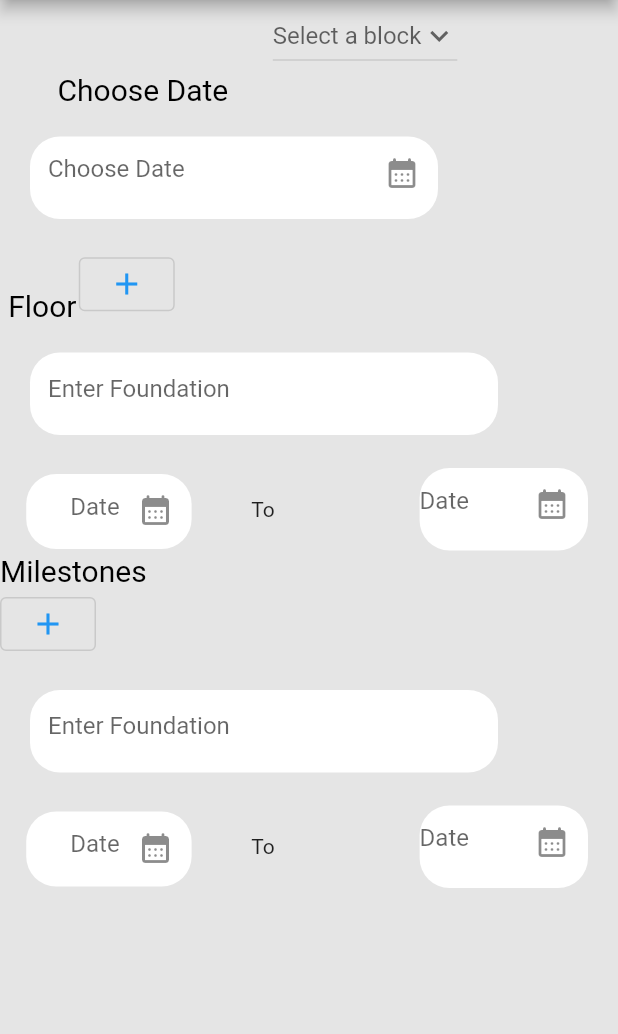
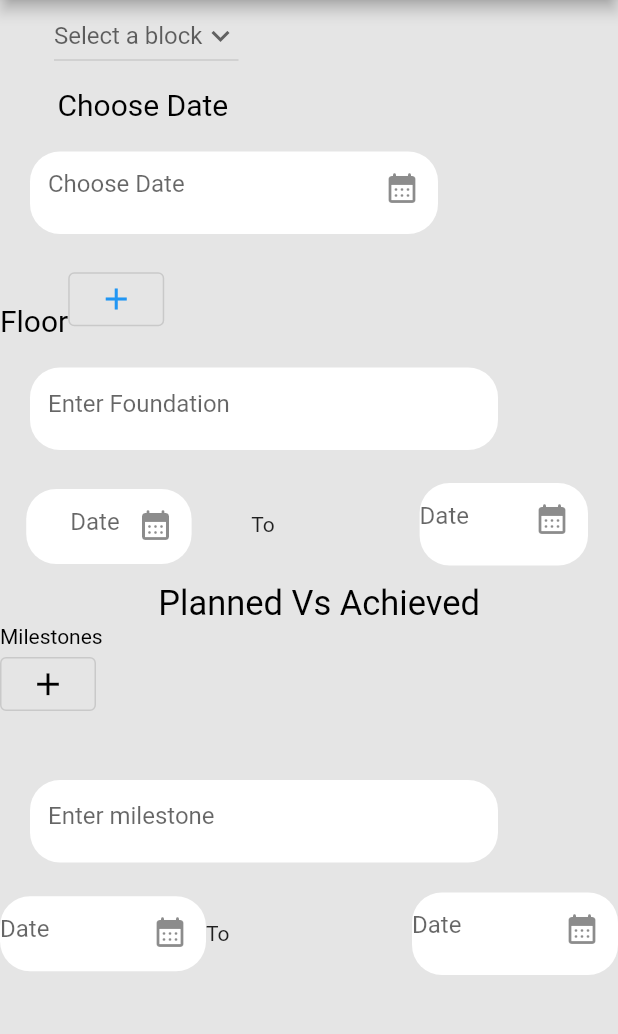
Before and after one commit to priyansh1211/4NerdyGuys, a Flutter app: the ProjectProgress screen opened directly, on a phone screen of 412 x 824 dp, the part 84-1118 px from its top. Run offline on Flutter 3.47's test engine with Material 2 defaults, Android fonts, the phone set to English and light mode, and no system bars; our stand-ins replace charts_flutter, dropdown_button2, flutter_otp_text_field, get, image_picker, logger and 5 more; missing offline and left inert: otp_timer_button; accounts and stored records are empty.

Commit message:
Project progress page done

```diff
--- a/lib/pages/ProjectProgress.dart
+++ b/lib/pages/ProjectProgress.dart
@@ -1,9 +1,5 @@
 import 'package:flutter/material.dart';
-import 'package:flutter_app/pages/Project.dart';
 import 'package:flutter_app/pages/drawerpage.dart';
-import 'package:get/get.dart';
-
-//import 'package:intl/intl.dart';
 class ProjectProgress extends StatefulWidget {
   const ProjectProgress({Key? key}) : super(key: key);
 
@@ -17,8 +13,8 @@ class _ProjectProgressState extends State<ProjectProgress> {
   String selectedValue="Select a block";
 
 
-  final List<TextEditingController> _controllers = [];
-  final List<TextField> _fields = [];
+  // final List<TextEditingController> _controllers = [];
+  // final List<TextField> _fields = [];
   final _dateChoose = TextEditingController();
   final _dateFloor = TextEditingController();
   final _dateMilestone = TextEditingController();
@@ -141,9 +137,9 @@ class _ProjectProgressState extends State<ProjectProgress> {
     // }
   }
 
-  final _formKey = GlobalKey<FormState>();
+  //final _formKey = GlobalKey<FormState>();
   late TextEditingController _nameController;
-  static List<String> friendsList = [];
+  //static List<String> friendsList = [];
 
   int number_foundation = 1;
   int number_milestone = 1;
@@ -220,8 +216,6 @@ class _ProjectProgressState extends State<ProjectProgress> {
                  //crossAxisAlignment: CrossAxisAlignment.center,
                  mainAxisAlignment: MainAxisAlignment.spaceAround,
                  children: [
-                   const SizedBox(width: 10,),
-                   const SizedBox(width: 10,),
                    DropdownButton(
                      hint:Text(selectedValue),
                      // value: selectedValue,
@@ -239,9 +233,10 @@ class _ProjectProgressState extends State<ProjectProgress> {
                        });
                      },
                    ),
-                   const SizedBox(width: 10,),
+                   const SizedBox(width: 145),
                  ],
                ),
+               SizedBox(height: 10,),
                Padding(
                  padding: const EdgeInsets.only(right: 220),
                  child: Text.rich(
@@ -287,13 +282,25 @@ class _ProjectProgressState extends State<ProjectProgress> {
                    ),
                  ),
                ),
-               Padding(
+               Row(
+                 children: [
+                   Container(
+                     width: MediaQuery.of(context).size.width,
+                     child: Padding(
                          padding: const EdgeInsets.only(right: 290),
                          child: Text.rich(
                            TextSpan(
                              children: [
-                         const TextSpan(text: 'Floor',style: TextStyle(color: Colors.black, fontSize: 20)),
-                         WidgetSpan(child: SizedBox(width: MediaQuery.of(context).devicePixelRatio,)),
+                               const TextSpan(
+                                 //locale: Locale(AutofillHints.birthdayYear),
+                                   text: 'Floor',
+                                   style: TextStyle(color: Colors.black, fontSize: 20)),
+                               // WidgetSpan(
+                               //     child: SizedBox(
+                               //       width: MediaQuery
+                               //           .of(context)
+                               //           .devicePixelRatio,
+                               //     )),
                                WidgetSpan(child: OutlinedButton(
                                    onPressed: () {
                                      {
@@ -379,11 +386,21 @@ class _ProjectProgressState extends State<ProjectProgress> {
                                          // TextSpan(text: 'to add'),
                                        ],
                                      ),
-                            )),),
-                         // TextSpan(text: 'to add'),
+                                   )
+                               ),
+                               ),
+                               // WidgetSpan(
+                               //     child: SizedBox(
+                               //       width: MediaQuery
+                               //           .of(context)
+                               //           .devicePixelRatio,
+                               //     )),
                              ],
                            ),
                          )
+                     ),
+                   ),
+                 ],
                ),
                ListView.builder(
                  physics: const ScrollPhysics(parent: null),
@@ -445,11 +462,11 @@ class _ProjectProgressState extends State<ProjectProgress> {
                            children: [
                              SizedBox(width: MediaQuery.of(context).size.width*0.04,),
                              Expanded(child: Padding(
-                               padding:EdgeInsets.only(bottom: 2,top: 5),
+                               padding:const EdgeInsets.only(bottom: 2,top: 5),
                                child: Container(
                                  padding: const EdgeInsets.only(left: 1),
                                  height: 50,
-                                 margin: EdgeInsets.all(1),
+                                 margin: const EdgeInsets.all(1),
                                  decoration: BoxDecoration(
                                    color: Colors.white,
                                    borderRadius: BorderRadius.circular(20),
@@ -492,7 +509,7 @@ class _ProjectProgressState extends State<ProjectProgress> {
                                  },
                                ),
                              )),
-                             SizedBox(width: 20,),
+                             const SizedBox(width: 20,),
                            ],
                          ),
                        ],
@@ -501,13 +518,38 @@ class _ProjectProgressState extends State<ProjectProgress> {
                  },
                  itemCount: number_foundation,
                ),
+               SizedBox(height: 10,),
                Padding(
+                 padding: const EdgeInsets.only(left: 15),
+                 child: Text.rich(
+                   TextSpan(
+                     children: [
+                       const TextSpan(
+                           text: 'Planned Vs Achieved',
+                           style: TextStyle(color: Colors.black, fontSize: 23)),
+                       WidgetSpan(
+                           child: SizedBox(
+                             width: MediaQuery
+                                 .of(context)
+                                 .devicePixelRatio,
+                           )),
+                       // const WidgetSpan(child: Icon(Icons.date_range)),
+                       // TextSpan(text: 'to add'),
+                     ],
+                   ),
+                 ),
+               ),
+               Row(
+                 children: [
+                   Container(
+                     width: MediaQuery.of(context).size.width,
+                     child:Padding(
                          padding: const EdgeInsets.only(right: 290),
                          child: Text.rich(
                            TextSpan(
                              children: [
-                         const TextSpan(text: 'Milestones',style: TextStyle(color: Colors.black, fontSize: 20)),
-                         WidgetSpan(child: SizedBox(width: MediaQuery.of(context).devicePixelRatio,)),
+                               const TextSpan(text: 'Milestones',style: TextStyle(color: Colors.black)),
+                               //WidgetSpan(child: SizedBox(width: MediaQuery.of(context).devicePixelRatio,)),
                                WidgetSpan(child: OutlinedButton(
                                    onPressed: () {
                                      {
@@ -518,17 +560,17 @@ class _ProjectProgressState extends State<ProjectProgress> {
                                              return AlertDialog(
                                                shape: const RoundedRectangleBorder(
                                                    borderRadius: BorderRadius.all(
-                                                 Radius.circular(10.0))),
+                                                       Radius.circular(5.0))),
                                                content: Form(
                                                    key: fkey,
                                                    child: SizedBox(
-                                               width: 100,
-                                               height: 200,
+                                                     width: 90,
+                                                     height: 180,
                                                      child: Column(
                                                        children: [
                                                          TextFormField(
                                                            decoration: const InputDecoration(
-                                                         labelText: 'Enter Foundation Name'),
+                                                               labelText: 'Enter Milestone Name'),
                                                            controller: msg_foundation,
                                                            validator: (value) {
                                                              if (value == null ||
@@ -589,7 +631,7 @@ class _ProjectProgressState extends State<ProjectProgress> {
                                            //text: 'Floor',
                                              style: TextStyle(
                                                  color: Colors.black, fontSize: 20)),
-                                   WidgetSpan(child: Icon(Icons.add)),
+                                         WidgetSpan(child: Icon(Icons.add,size: 25,color: Colors.black,)),
                                          // TextSpan(text: 'to add'),
                                        ],
                                      ),
@@ -598,6 +640,9 @@ class _ProjectProgressState extends State<ProjectProgress> {
                              ],
                            ),
                          )
+                     ) ,
+                   ),
+                 ],
                ),
                ListView.builder(
                  physics: const ScrollPhysics(parent: null),
@@ -608,7 +653,7 @@ class _ProjectProgressState extends State<ProjectProgress> {
                        crossAxisAlignment: CrossAxisAlignment.start,
                        mainAxisAlignment: MainAxisAlignment.spaceAround,
                        children: [
-
+                         const SizedBox(height: 20,),
                          Padding(
                            padding: const EdgeInsets.all(20),
                            child: Container(
@@ -622,48 +667,44 @@ class _ProjectProgressState extends State<ProjectProgress> {
                              child: const TextField(
                                style: TextStyle(color: Colors.black54),
                                decoration: InputDecoration(
-                                 hintText: 'Enter Foundation',
+                                   hintText: 'Enter milestone',
                                    border: InputBorder.none,
-                                 //suffixIcon: Icon(Icons.add)
                                    ),
                              ),
                            ),
                          ),
                          // Padding(
-                         //   padding: const EdgeInsets.only(left: 25),
-                         //   child: Text.rich(
-                         //     TextSpan(
-                         //       children: [
-                         //         const TextSpan(
-                         //           //text: 'Choose Date',
-                         //             style: TextStyle(color: Colors.black, fontSize: 20)),
-                         //         WidgetSpan(
-                         //             child: SizedBox(
-                         //               width: MediaQuery
-                         //                   .of(context)
-                         //                   .devicePixelRatio,
-                         //             )),
-                         //         // const WidgetSpan(child: Icon(Icons.date_range)),
-                         //         // TextSpan(text: 'to add'),
-                         //       ],
+                         //   padding: const EdgeInsets.all(20),
+                         //   child: Container(
+                         //     padding: const EdgeInsets.only(left: 12),
+                         //     height: 55,
+                         //     margin: const EdgeInsets.only(right: 180),
+                         //     decoration: BoxDecoration(
+                         //       color: Colors.white,
+                         //       borderRadius: BorderRadius.circular(20),
+                         //     ),
+                         //     child: TextField(
+                         //       style: const TextStyle(color: Colors.black54),
+                         //       decoration: const InputDecoration(
+                         //         hintText: 'Date',
+                         //         border: InputBorder.none,
+                         //         suffixIcon: Icon(Icons.calendar_month_rounded),
+                         //       ),
+                         //       controller: _dateMilestone,
+                         //       onTap: () {
+                         //         displayDateMilestone(context);
+                         //       },
                          //     ),
                          //   ),
-                         // ),
-                         // Padding(
-                         //   padding: const EdgeInsets.all(20),
-                         //   child: ,
                          // ),
                          Row(
                            crossAxisAlignment: CrossAxisAlignment.center,
                            mainAxisAlignment: MainAxisAlignment.spaceEvenly,
                            children: [
-                             SizedBox(width: MediaQuery.of(context).size.width*0.04,),
-                             Expanded(child: Padding(
-                               padding:EdgeInsets.only(bottom: 2,top: 5),
-                               child: Container(
-                                 padding: const EdgeInsets.only(left: 1),
+                             Expanded(child: Container(
+                               // padding: const EdgeInsets.only(left: 12),
                                height: 50,
-                                 margin: EdgeInsets.all(1),
+                               //margin: const EdgeInsets.only(right: 180),
                                decoration: BoxDecoration(
                                  color: Colors.white,
                                  borderRadius: BorderRadius.circular(20),
@@ -671,7 +712,6 @@ class _ProjectProgressState extends State<ProjectProgress> {
                                child: TextField(
                                  style: const TextStyle(color: Colors.black54),
                                  decoration: const InputDecoration(
-                                     hintTextDirection: TextDirection.rtl,
                                    hintText: 'Date',
                                    border: InputBorder.none,
                                    suffixIcon: Icon(Icons.calendar_month_rounded),
@@ -681,9 +721,7 @@ class _ProjectProgressState extends State<ProjectProgress> {
                                    displayDateFloor(context);
                                  },
                                ),
-                               ),
                              )),
-                             SizedBox(width: MediaQuery.of(context).size.width*0.094,),
                              const Expanded(child: Text("To",style: TextStyle(),)),
                              Expanded(child: Container(
                                // padding: const EdgeInsets.only(left: 12),
@@ -706,7 +744,6 @@ class _ProjectProgressState extends State<ProjectProgress> {
                                  },
                                ),
                              )),
-                             SizedBox(width: 20,),
                            ],
                          ),
                        ],
@@ -715,7 +752,6 @@ class _ProjectProgressState extends State<ProjectProgress> {
                  },
                  itemCount: number_milestone,
                ),
-
              ],
         ),
       ),
```
Lines whose indentation alone changed are shown as unchanged.
